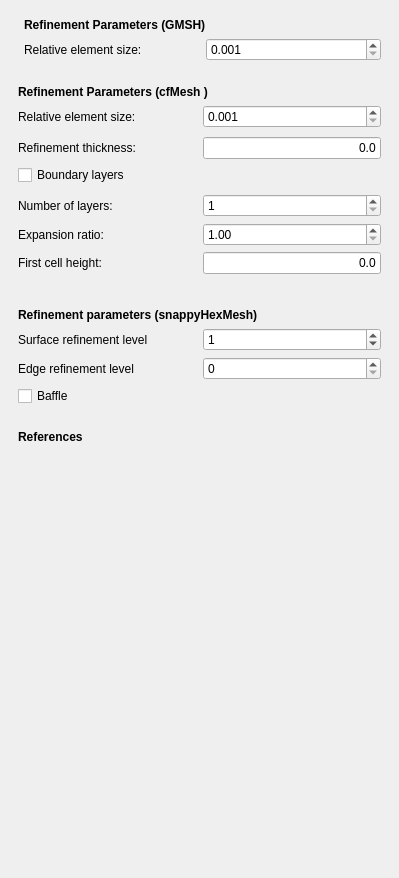
This is TaskPanelCfdMeshRegion.ui in jaheyns/CfdOF as Qt 5 draws it before an edit. The edited form follows.
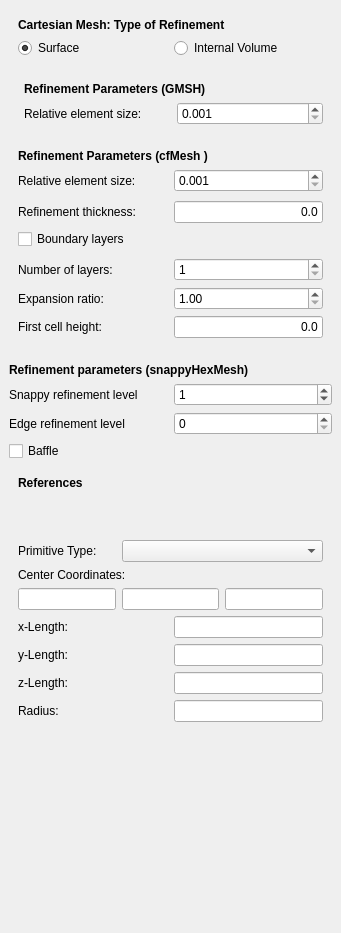
This is the edited form. Custom widgets are drawn as their Qt base class.

Commit message: CFD: add internal mesh refinement for cartesian mesh refinement

Patch:
```diff
--- a/TaskPanelCfdMeshRegion.ui
+++ b/TaskPanelCfdMeshRegion.ui
@@ -6,8 +6,8 @@
    <rect>
     <x>0</x>
     <y>0</y>
-    <width>399</width>
-    <height>878</height>
+    <width>341</width>
+    <height>933</height>
    </rect>
   </property>
   <property name="windowTitle">
@@ -24,6 +24,48 @@
      </property>
      <widget class="QWidget" name="page_3">
       <layout class="QVBoxLayout" name="verticalLayout">
+       <item>
+        <widget class="QFrame" name="surfaceOrInernalVolume">
+         <property name="frameShape">
+          <enum>QFrame::NoFrame</enum>
+         </property>
+         <property name="frameShadow">
+          <enum>QFrame::Raised</enum>
+         </property>
+         <layout class="QGridLayout" name="gridLayout_3">
+          <item row="1" column="0">
+           <widget class="QRadioButton" name="surfaceRefinementToggle">
+            <property name="text">
+             <string>Surface</string>
+            </property>
+            <property name="checked">
+             <bool>true</bool>
+            </property>
+           </widget>
+          </item>
+          <item row="1" column="1">
+           <widget class="QRadioButton" name="volumeRefinementToggle">
+            <property name="text">
+             <string>Internal Volume</string>
+            </property>
+           </widget>
+          </item>
+          <item row="0" column="0" colspan="2">
+           <widget class="QLabel" name="label_7">
+            <property name="font">
+             <font>
+              <weight>75</weight>
+              <bold>true</bold>
+             </font>
+            </property>
+            <property name="text">
+             <string>Cartesian Mesh: Type of Refinement</string>
+            </property>
+           </widget>
+          </item>
+         </layout>
+        </widget>
+       </item>
        <item>
         <widget class="QFrame" name="gmsh_frame">
          <property name="frameShape">
@@ -339,21 +381,21 @@
           <enum>QFrame::Raised</enum>
          </property>
          <layout class="QGridLayout" name="gridLayout_9">
-          <item row="0" column="0">
-           <widget class="QLabel" name="label_5">
-            <property name="font">
-             <font>
-              <weight>75</weight>
-              <bold>true</bold>
-             </font>
-            </property>
-            <property name="text">
-             <string>Refinement parameters (snappyHexMesh)</string>
-            </property>
-           </widget>
-          </item>
-          <item row="1" column="0">
+          <property name="margin">
+           <number>0</number>
+          </property>
+          <item row="2" column="0">
            <layout class="QGridLayout" name="gridLayout_8">
+            <item row="1" column="0">
+             <widget class="QLabel" name="label">
+              <property name="text">
+               <string>Snappy refinement level</string>
+              </property>
+              <property name="wordWrap">
+               <bool>true</bool>
+              </property>
+             </widget>
+            </item>
             <item row="1" column="1">
              <widget class="QSpinBox" name="if_refinelevel">
               <property name="maximum">
@@ -364,35 +406,53 @@
               </property>
              </widget>
             </item>
-            <item row="2" column="1">
-             <widget class="QSpinBox" name="if_edgerefinement"/>
-            </item>
-            <item row="3" column="0">
-             <widget class="QCheckBox" name="baffle_check">
-              <property name="text">
-               <string>Baffle</string>
-              </property>
-             </widget>
-            </item>
-            <item row="2" column="0">
-             <widget class="QLabel" name="label_3">
-              <property name="text">
-               <string>Edge refinement level</string>
-              </property>
-             </widget>
-            </item>
-            <item row="1" column="0">
-             <widget class="QLabel" name="label">
-              <property name="text">
-               <string>Surface refinement level</string>
-              </property>
-              <property name="wordWrap">
-               <bool>true</bool>
-              </property>
-             </widget>
-            </item>
            </layout>
           </item>
+          <item row="0" column="0">
+           <widget class="QLabel" name="label_5">
+            <property name="font">
+             <font>
+              <weight>75</weight>
+              <bold>true</bold>
+             </font>
+            </property>
+            <property name="text">
+             <string>Refinement parameters (snappyHexMesh)</string>
+            </property>
+           </widget>
+          </item>
+          <item row="3" column="0">
+           <widget class="QFrame" name="snappySurfaceFrame">
+            <property name="frameShape">
+             <enum>QFrame::NoFrame</enum>
+            </property>
+            <property name="frameShadow">
+             <enum>QFrame::Raised</enum>
+            </property>
+            <layout class="QGridLayout" name="gridLayout_2">
+             <property name="margin">
+              <number>0</number>
+             </property>
+             <item row="0" column="1">
+              <widget class="QSpinBox" name="if_edgerefinement"/>
+             </item>
+             <item row="0" column="0">
+              <widget class="QLabel" name="label_3">
+               <property name="text">
+                <string>Edge refinement level</string>
+               </property>
+              </widget>
+             </item>
+             <item row="1" column="0">
+              <widget class="QCheckBox" name="baffle_check">
+               <property name="text">
+                <string>Baffle</string>
+               </property>
+              </widget>
+             </item>
+            </layout>
+           </widget>
+          </item>
          </layout>
          <zorder>label_5</zorder>
          <zorder></zorder>
@@ -444,17 +504,256 @@
         </widget>
        </item>
        <item>
-        <spacer name="verticalSpacer_2">
-         <property name="orientation">
-          <enum>Qt::Vertical</enum>
+        <widget class="QFrame" name="cartesianInternalVolumeFrame">
+         <property name="frameShape">
+          <enum>QFrame::NoFrame</enum>
          </property>
-         <property name="sizeHint" stdset="0">
-          <size>
-           <width>20</width>
-           <height>40</height>
-          </size>
+         <property name="frameShadow">
+          <enum>QFrame::Raised</enum>
          </property>
-        </spacer>
+         <layout class="QGridLayout" name="gridLayout_6">
+          <property name="margin">
+           <number>9</number>
+          </property>
+          <item row="2" column="1">
+           <widget class="Gui::InputField" name="yCenter">
+            <property name="unit" stdset="0">
+             <string notr="true">m</string>
+            </property>
+            <property name="singleStep" stdset="0">
+             <double>1.000000000000000</double>
+            </property>
+            <property name="format" stdset="0">
+             <number>0</number>
+            </property>
+           </widget>
+          </item>
+          <item row="2" column="2">
+           <widget class="Gui::InputField" name="zCenter">
+            <property name="unit" stdset="0">
+             <string notr="true">m</string>
+            </property>
+            <property name="singleStep" stdset="0">
+             <double>1.000000000000000</double>
+            </property>
+            <property name="format" stdset="0">
+             <number>0</number>
+            </property>
+           </widget>
+          </item>
+          <item row="1" column="0" colspan="2">
+           <widget class="QLabel" name="label_9">
+            <property name="text">
+             <string>Center Coordinates:</string>
+            </property>
+           </widget>
+          </item>
+          <item row="3" column="0" colspan="3">
+           <widget class="QFrame" name="lengthLayout">
+            <property name="frameShape">
+             <enum>QFrame::NoFrame</enum>
+            </property>
+            <property name="frameShadow">
+             <enum>QFrame::Raised</enum>
+            </property>
+            <layout class="QGridLayout" name="gridLayout_12">
+             <property name="margin">
+              <number>0</number>
+             </property>
+             <item row="0" column="0" colspan="2">
+              <layout class="QHBoxLayout" name="horizontalLayout_7">
+               <property name="leftMargin">
+                <number>0</number>
+               </property>
+               <property name="topMargin">
+                <number>0</number>
+               </property>
+               <item>
+                <widget class="QLabel" name="label_10">
+                 <property name="text">
+                  <string>x-Length:</string>
+                 </property>
+                </widget>
+               </item>
+               <item>
+                <widget class="Gui::InputField" name="xLength">
+                 <property name="sizePolicy">
+                  <sizepolicy hsizetype="Minimum" vsizetype="Fixed">
+                   <horstretch>0</horstretch>
+                   <verstretch>0</verstretch>
+                  </sizepolicy>
+                 </property>
+                 <property name="unit" stdset="0">
+                  <string notr="true">m</string>
+                 </property>
+                 <property name="singleStep" stdset="0">
+                  <double>1.000000000000000</double>
+                 </property>
+                 <property name="format" stdset="0">
+                  <number>0</number>
+                 </property>
+                </widget>
+               </item>
+              </layout>
+             </item>
+             <item row="1" column="0" colspan="2">
+              <layout class="QHBoxLayout" name="horizontalLayout_8">
+               <property name="topMargin">
+                <number>0</number>
+               </property>
+               <item>
+                <widget class="QLabel" name="label_11">
+                 <property name="text">
+                  <string>y-Length:</string>
+                 </property>
+                </widget>
+               </item>
+               <item>
+                <widget class="Gui::InputField" name="yLength">
+                 <property name="sizePolicy">
+                  <sizepolicy hsizetype="Minimum" vsizetype="Fixed">
+                   <horstretch>0</horstretch>
+                   <verstretch>0</verstretch>
+                  </sizepolicy>
+                 </property>
+                 <property name="unit" stdset="0">
+                  <string notr="true">m</string>
+                 </property>
+                 <property name="singleStep" stdset="0">
+                  <double>1.000000000000000</double>
+                 </property>
+                 <property name="format" stdset="0">
+                  <number>0</number>
+                 </property>
+                </widget>
+               </item>
+              </layout>
+             </item>
+             <item row="2" column="0" colspan="2">
+              <layout class="QHBoxLayout" name="horizontalLayout_9">
+               <property name="topMargin">
+                <number>0</number>
+               </property>
+               <item>
+                <widget class="QLabel" name="label_12">
+                 <property name="text">
+                  <string>z-Length:</string>
+                 </property>
+                </widget>
+               </item>
+               <item>
+                <widget class="Gui::InputField" name="zLength">
+                 <property name="sizePolicy">
+                  <sizepolicy hsizetype="Minimum" vsizetype="Fixed">
+                   <horstretch>0</horstretch>
+                   <verstretch>0</verstretch>
+                  </sizepolicy>
+                 </property>
+                 <property name="unit" stdset="0">
+                  <string notr="true">m</string>
+                 </property>
+                 <property name="singleStep" stdset="0">
+                  <double>1.000000000000000</double>
+                 </property>
+                 <property name="format" stdset="0">
+                  <number>0</number>
+                 </property>
+                </widget>
+               </item>
+              </layout>
+             </item>
+            </layout>
+           </widget>
+          </item>
+          <item row="0" column="1" colspan="2">
+           <widget class="QComboBox" name="internalVolumePrimitiveSelection"/>
+          </item>
+          <item row="2" column="0">
+           <widget class="Gui::InputField" name="xCenter">
+            <property name="unit" stdset="0">
+             <string notr="true">m</string>
+            </property>
+            <property name="singleStep" stdset="0">
+             <double>1.000000000000000</double>
+            </property>
+            <property name="format" stdset="0">
+             <number>0</number>
+            </property>
+           </widget>
+          </item>
+          <item row="8" column="0" colspan="3">
+           <widget class="QFrame" name="radiusLayout">
+            <property name="frameShape">
+             <enum>QFrame::NoFrame</enum>
+            </property>
+            <property name="frameShadow">
+             <enum>QFrame::Raised</enum>
+            </property>
+            <layout class="QGridLayout" name="gridLayout_13">
+             <property name="margin">
+              <number>0</number>
+             </property>
+             <item row="0" column="0">
+              <widget class="QLabel" name="label_13">
+               <property name="text">
+                <string>Radius:</string>
+               </property>
+              </widget>
+             </item>
+             <item row="0" column="1">
+              <widget class="Gui::InputField" name="radius">
+               <property name="sizePolicy">
+                <sizepolicy hsizetype="Minimum" vsizetype="Fixed">
+                 <horstretch>0</horstretch>
+                 <verstretch>0</verstretch>
+                </sizepolicy>
+               </property>
+               <property name="unit" stdset="0">
+                <string notr="true">m</string>
+               </property>
+               <property name="singleStep" stdset="0">
+                <double>1.000000000000000</double>
+               </property>
+               <property name="format" stdset="0">
+                <number>0</number>
+               </property>
+              </widget>
+             </item>
+            </layout>
+           </widget>
+          </item>
+          <item row="0" column="0">
+           <widget class="QLabel" name="label_8">
+            <property name="text">
+             <string>Primitive Type:</string>
+            </property>
+           </widget>
+          </item>
+          <item row="9" column="2">
+           <spacer name="verticalSpacer">
+            <property name="orientation">
+             <enum>Qt::Vertical</enum>
+            </property>
+            <property name="sizeHint" stdset="0">
+             <size>
+              <width>20</width>
+              <height>40</height>
+             </size>
+            </property>
+           </spacer>
+          </item>
+         </layout>
+         <zorder>frame</zorder>
+         <zorder>xCenter</zorder>
+         <zorder>yCenter</zorder>
+         <zorder>zCenter</zorder>
+         <zorder>internalVolumePrimitiveSelection</zorder>
+         <zorder>label_8</zorder>
+         <zorder>label_9</zorder>
+         <zorder>lengthLayout</zorder>
+         <zorder>radiusLayout</zorder>
+         <zorder>verticalSpacer</zorder>
+        </widget>
        </item>
       </layout>
      </widget>
```
Left out of the diff: 3 changed lines with no effect on the pictures. The commit also changes 6 other files.
